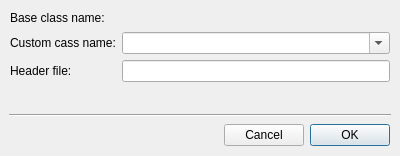
Qt form tools/designer/src/lib/shared/promotetocustomwidgetdialog.ui (arnt/qt-history2) before a commit.
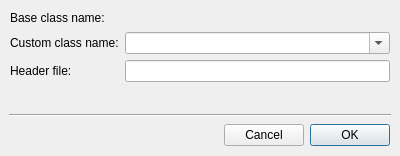
The same form after that commit.

Commit message:
p4i integration Integrate 171426 from 4.0 to main: Fixes:    Spelling mistake in the promote custom widget dialog. Task:     none RevBy:    Roberto AutoTest: none Details:  ...
[git-p4: depot-paths = "//depot/qt/main/": change = 171427]

```diff
--- a/tools/designer/src/lib/shared/promotetocustomwidgetdialog.ui
+++ b/tools/designer/src/lib/shared/promotetocustomwidgetdialog.ui
@@ -59,7 +59,7 @@
         <enum>QFrame::Plain</enum>
        </property>
        <property name="text" >
-        <string>Custom cass name:</string>
+        <string>Custom class name:</string>
        </property>
        <property name="textFormat" >
         <enum>Qt::AutoText</enum>
```
